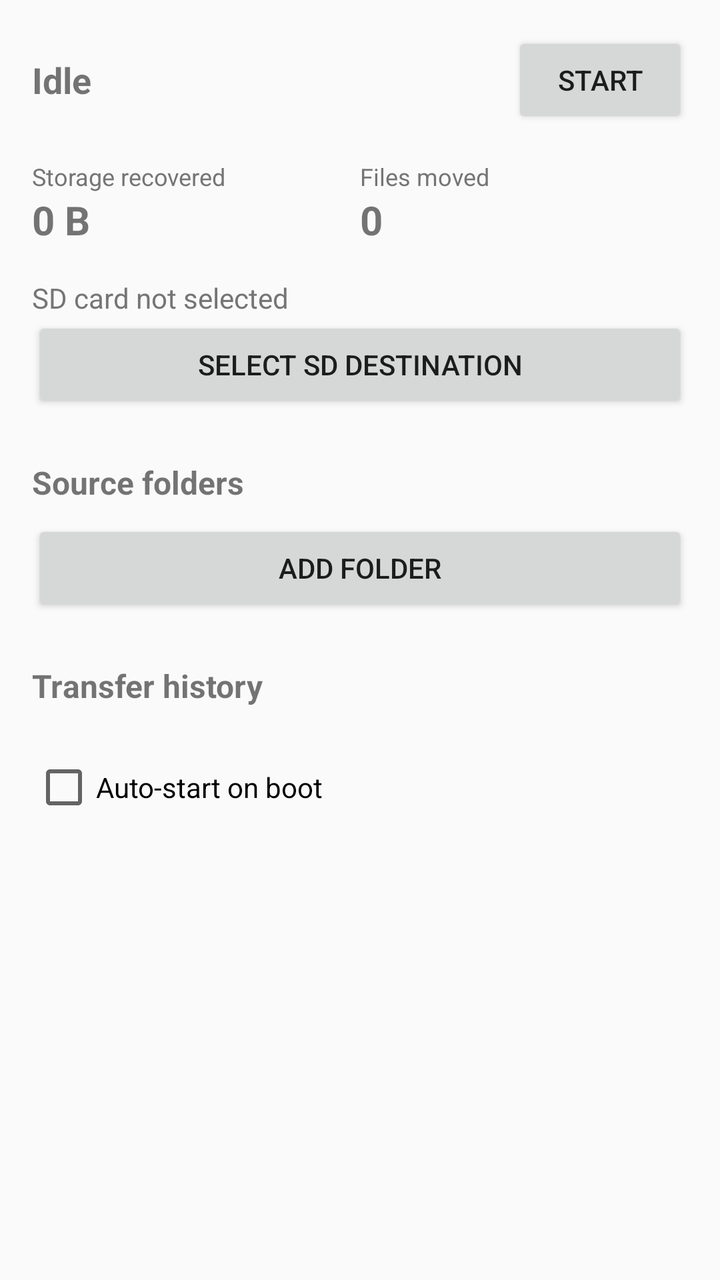
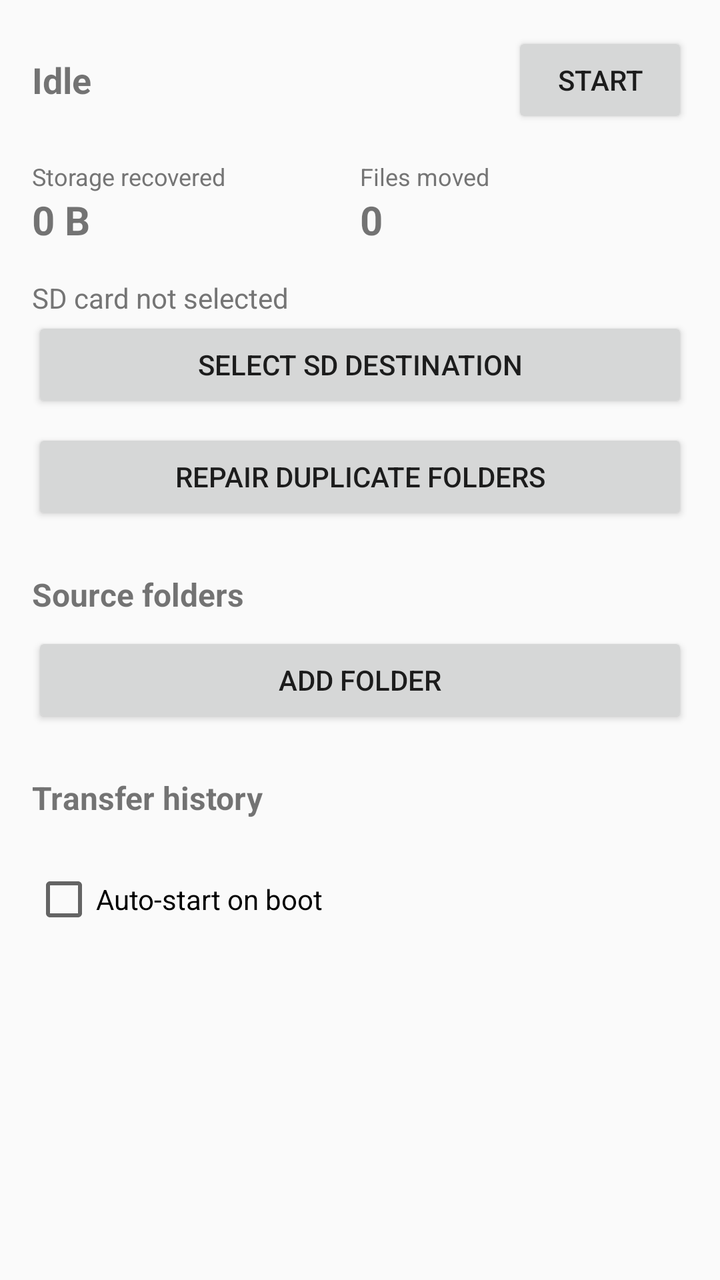

Before-and-after screenshots of an Android layout around one commit, followed by the original layout XML and the change that was made.
<!-- AndroidManifest.xml: application theme Theme.AutoSDSync -->
<!-- res/layout/activity_main.xml -->
<?xml version="1.0" encoding="utf-8"?>
<ScrollView xmlns:android="http://schemas.android.com/apk/res/android"
    android:layout_width="match_parent"
    android:layout_height="match_parent">

    <LinearLayout
        android:layout_width="match_parent"
        android:layout_height="wrap_content"
        android:orientation="vertical"
        android:padding="16dp">

        <LinearLayout
            android:layout_width="match_parent"
            android:layout_height="wrap_content"
            android:gravity="center_vertical"
            android:orientation="horizontal">

            <TextView
                android:id="@+id/tvStatus"
                android:layout_width="0dp"
                android:layout_height="wrap_content"
                android:layout_weight="1"
                android:text="@string/status_idle"
                android:textSize="18sp"
                android:textStyle="bold" />

            <Button
                android:id="@+id/btnToggle"
                android:layout_width="wrap_content"
                android:layout_height="wrap_content"
                android:text="@string/btn_start" />
        </LinearLayout>

        <LinearLayout
            android:layout_width="match_parent"
            android:layout_height="wrap_content"
            android:layout_marginTop="16dp"
            android:orientation="horizontal">

            <LinearLayout
                android:layout_width="0dp"
                android:layout_height="wrap_content"
                android:layout_weight="1"
                android:orientation="vertical">

                <TextView
                    android:layout_width="wrap_content"
                    android:layout_height="wrap_content"
                    android:text="@string/storage_recovered"
                    android:textColor="@color/text_secondary"
                    android:textSize="12sp" />

                <TextView
                    android:id="@+id/tvRecovered"
                    android:layout_width="wrap_content"
                    android:layout_height="wrap_content"
                    android:text="0 B"
                    android:textSize="20sp"
                    android:textStyle="bold" />
            </LinearLayout>

            <LinearLayout
                android:layout_width="0dp"
                android:layout_height="wrap_content"
                android:layout_weight="1"
                android:orientation="vertical">

                <TextView
                    android:layout_width="wrap_content"
                    android:layout_height="wrap_content"
                    android:text="@string/files_moved"
                    android:textColor="@color/text_secondary"
                    android:textSize="12sp" />

                <TextView
                    android:id="@+id/tvFilesMoved"
                    android:layout_width="wrap_content"
                    android:layout_height="wrap_content"
                    android:text="0"
                    android:textSize="20sp"
                    android:textStyle="bold" />
            </LinearLayout>
        </LinearLayout>

        <TextView
            android:id="@+id/tvSdStatus"
            android:layout_width="match_parent"
            android:layout_height="wrap_content"
            android:layout_marginTop="16dp"
            android:text="@string/status_no_sd"
            android:textColor="@color/text_secondary" />

        <Button
            android:id="@+id/btnSelectSd"
            android:layout_width="match_parent"
            android:layout_height="wrap_content"
            android:text="@string/btn_select_sd" />

        <TextView
            android:layout_width="wrap_content"
            android:layout_height="wrap_content"
            android:layout_marginTop="24dp"
            android:text="@string/source_folders"
            android:textSize="16sp"
            android:textStyle="bold" />

        <androidx.recyclerview.widget.RecyclerView
            android:id="@+id/rvFolders"
            android:layout_width="match_parent"
            android:layout_height="wrap_content"
            android:layout_marginTop="8dp"
            android:nestedScrollingEnabled="false" />

        <Button
            android:id="@+id/btnAddFolder"
            android:layout_width="match_parent"
            android:layout_height="wrap_content"
            android:text="@string/btn_add_folder" />

        <TextView
            android:layout_width="wrap_content"
            android:layout_height="wrap_content"
            android:layout_marginTop="24dp"
            android:text="@string/transfer_history"
            android:textSize="16sp"
            android:textStyle="bold" />

        <androidx.recyclerview.widget.RecyclerView
            android:id="@+id/rvHistory"
            android:layout_width="match_parent"
            android:layout_height="wrap_content"
            android:layout_marginTop="8dp"
            android:nestedScrollingEnabled="false" />

        <CheckBox
            android:id="@+id/chkBoot"
            android:layout_width="match_parent"
            android:layout_height="wrap_content"
            android:layout_marginTop="16dp"
            android:text="@string/boot_autostart" />
    </LinearLayout>
</ScrollView>
<!-- resources referenced by this layout -->
<resources>
  <color name="text_secondary">#757575</color>
  <string name="boot_autostart">Auto-start on boot</string>
  <string name="btn_add_folder">Add folder</string>
  <string name="btn_select_sd">Select SD destination</string>
  <string name="btn_start">Start</string>
  <string name="files_moved">Files moved</string>
  <string name="source_folders">Source folders</string>
  <string name="status_idle">Idle</string>
  <string name="status_no_sd">SD card not selected</string>
  <string name="storage_recovered">Storage recovered</string>
  <string name="transfer_history">Transfer history</string>
  <style name="Theme.AutoSDSync" parent="Theme.AppCompat.Light.DarkActionBar">
          <item name="colorPrimary">@color/primary</item>
          <item name="colorPrimaryDark">@color/primary_dark</item>
          <item name="colorAccent">@color/accent</item>
      </style>
  <color name="primary">#00695C</color>
  <color name="primary_dark">#004D40</color>
  <color name="accent">#FFB300</color>
</resources>

<!-- the commit's change to res/layout/activity_main.xml (unified diff, before → after) -->
@@ -96,6 +96,13 @@
             android:layout_height="wrap_content"
             android:text="@string/btn_select_sd" />
 
+        <Button
+            android:id="@+id/btnRepairDups"
+            android:layout_width="match_parent"
+            android:layout_height="wrap_content"
+            android:layout_marginTop="8dp"
+            android:text="@string/btn_repair_dups" />
+
         <TextView
             android:layout_width="wrap_content"
             android:layout_height="wrap_content"
<!-- resource entries referenced after the edit -->
@@ -3,6 +3,7 @@
   <color name="text_secondary">#757575</color>
   <string name="boot_autostart">Auto-start on boot</string>
   <string name="btn_add_folder">Add folder</string>
+  <string name="btn_repair_dups">Repair duplicate folders</string>
   <string name="btn_select_sd">Select SD destination</string>
   <string name="btn_start">Start</string>
   <string name="files_moved">Files moved</string>
